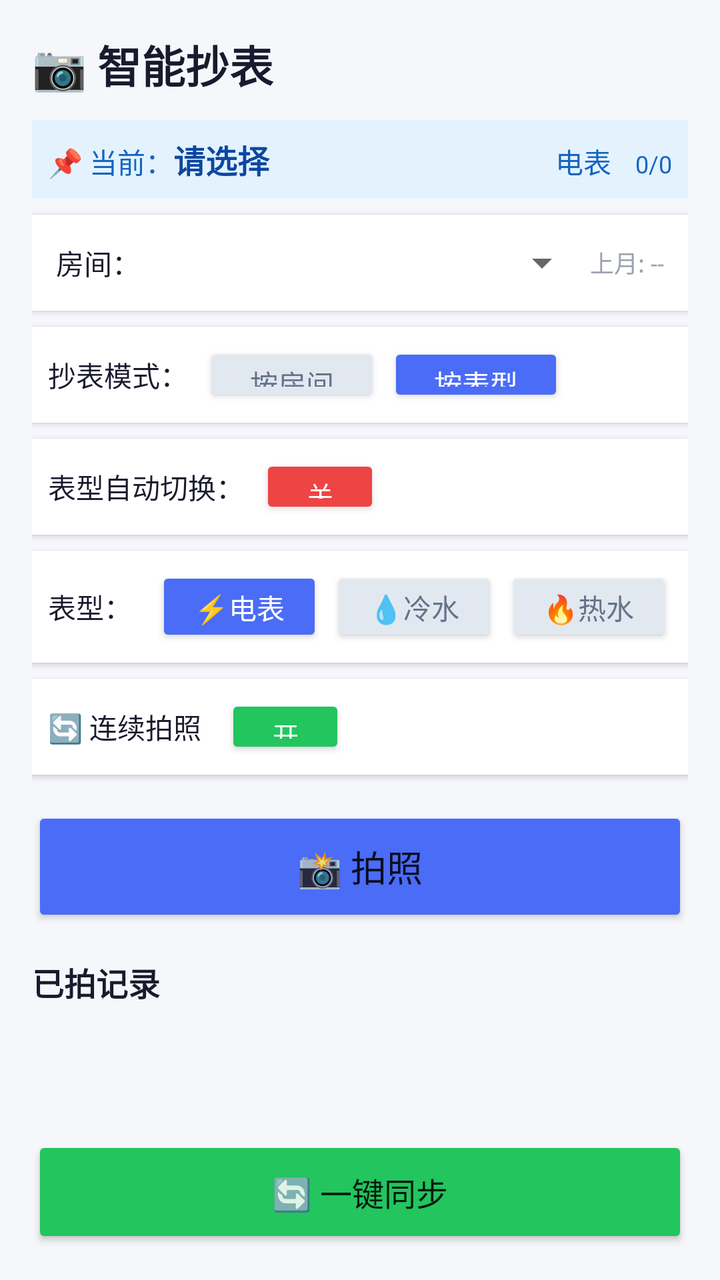
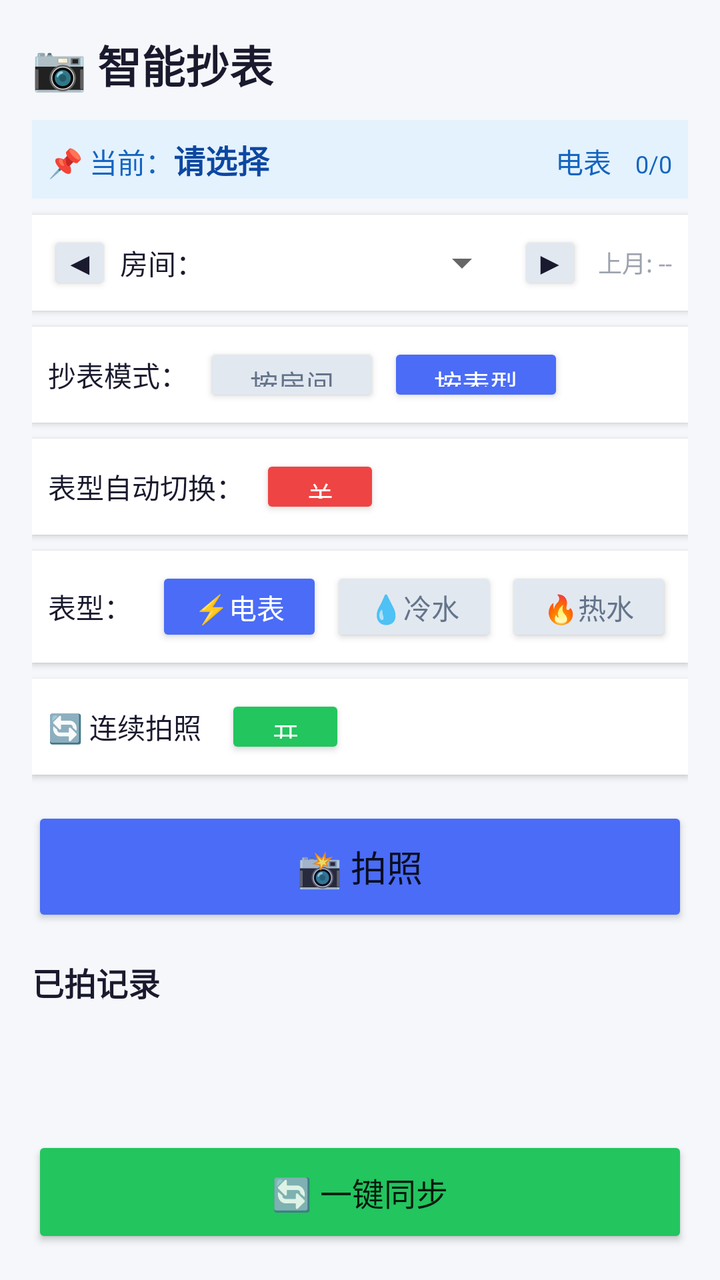

Two renders of the same Android screen: before a commit and after it. Below are the layout's source before the change and the commit's diff.
<!-- AndroidManifest.xml: application theme Theme.AppCompat.Light -->
<!-- res/layout/activity_smart_photo.xml -->
<?xml version="1.0" encoding="utf-8"?>
<LinearLayout xmlns:android="http://schemas.android.com/apk/res/android"
    xmlns:app="http://schemas.android.com/apk/res-auto"
    android:layout_width="match_parent"
    android:layout_height="match_parent"
    android:orientation="vertical"
    android:padding="16dp"
    android:background="#F5F7FA">

    
    <TextView
        android:layout_width="match_parent"
        android:layout_height="wrap_content"
        android:text="📷 智能抄表"
        android:textSize="22sp"
        android:textStyle="bold"
        android:textColor="#1A1A2E"
        android:layout_marginBottom="12dp" />

    
    <LinearLayout
        android:layout_width="match_parent"
        android:layout_height="wrap_content"
        android:orientation="horizontal"
        android:padding="8dp"
        android:background="#E3F2FD"
        android:radius="8dp"
        android:layout_marginBottom="8dp">

        <TextView
            android:layout_width="wrap_content"
            android:layout_height="wrap_content"
            android:text="📌 当前："
            android:textSize="14sp"
            android:textColor="#1565C0" />

        <TextView
            android:id="@+id/tv_current_room"
            android:layout_width="0dp"
            android:layout_height="wrap_content"
            android:layout_weight="1"
            android:text="请选择"
            android:textSize="16sp"
            android:textStyle="bold"
            android:textColor="#0D47A1" />

        <TextView
            android:id="@+id/tv_current_type"
            android:layout_width="wrap_content"
            android:layout_height="wrap_content"
            android:text="电表"
            android:textSize="14sp"
            android:textColor="#1565C0"
            android:layout_marginEnd="12dp" />

        <TextView
            android:id="@+id/tv_progress"
            android:layout_width="wrap_content"
            android:layout_height="wrap_content"
            android:text="0/0"
            android:textSize="12sp"
            android:textColor="#1565C0" />
    </LinearLayout>

    
    <LinearLayout
        android:layout_width="match_parent"
        android:layout_height="wrap_content"
        android:orientation="horizontal"
        android:gravity="center_vertical"
        android:background="#FFFFFF"
        android:padding="12dp"
        android:elevation="2dp"
        android:layout_marginBottom="8dp">

        <TextView
            android:layout_width="wrap_content"
            android:layout_height="wrap_content"
            android:text="房间："
            android:textSize="14sp"
            android:textColor="#1A1A2E" />

        <Spinner
            android:id="@+id/roomSpinner"
            android:layout_width="0dp"
            android:layout_height="wrap_content"
            android:layout_weight="1"
            android:layout_marginStart="8dp" />

        <TextView
            android:id="@+id/lastReadingText"
            android:layout_width="wrap_content"
            android:layout_height="wrap_content"
            android:text="上月: --"
            android:textSize="12sp"
            android:textColor="#9CA3AF" />
    </LinearLayout>

    
    <LinearLayout
        android:layout_width="match_parent"
        android:layout_height="wrap_content"
        android:orientation="horizontal"
        android:gravity="center_vertical"
        android:background="#FFFFFF"
        android:padding="8dp"
        android:elevation="2dp"
        android:layout_marginBottom="8dp">

        <TextView
            android:layout_width="wrap_content"
            android:layout_height="wrap_content"
            android:text="抄表模式："
            android:textSize="14sp"
            android:textColor="#1A1A2E"
            android:layout_marginEnd="8dp" />

        <Button
            android:id="@+id/btn_mode_room"
            android:layout_width="wrap_content"
            android:layout_height="32dp"
            android:text="按房间"
            android:backgroundTint="#E2E8F0"
            android:textColor="#64748B"
            android:paddingHorizontal="16dp"
            android:layout_marginEnd="4dp" />

        <Button
            android:id="@+id/btn_mode_type"
            android:layout_width="wrap_content"
            android:layout_height="32dp"
            android:text="按表型"
            android:backgroundTint="#4A6CF7"
            android:textColor="#FFFFFF"
            android:paddingHorizontal="16dp" />
    </LinearLayout>

    
    <LinearLayout
        android:layout_width="match_parent"
        android:layout_height="wrap_content"
        android:orientation="horizontal"
        android:gravity="center_vertical"
        android:background="#FFFFFF"
        android:padding="8dp"
        android:elevation="2dp"
        android:layout_marginBottom="8dp">

        <TextView
            android:layout_width="wrap_content"
            android:layout_height="wrap_content"
            android:text="表型自动切换："
            android:textSize="14sp"
            android:textColor="#1A1A2E"
            android:layout_marginEnd="8dp" />

        <Button
            android:id="@+id/btn_auto_type"
            android:layout_width="60dp"
            android:layout_height="32dp"
            android:text="关"
            android:backgroundTint="#EF4444"
            android:textColor="#FFFFFF"
            android:textSize="13sp" />
    </LinearLayout>

    
    <LinearLayout
        android:layout_width="match_parent"
        android:layout_height="wrap_content"
        android:orientation="horizontal"
        android:gravity="center"
        android:padding="8dp"
        android:background="#FFFFFF"
        android:elevation="2dp"
        android:layout_marginBottom="8dp">

        <TextView
            android:layout_width="wrap_content"
            android:layout_height="wrap_content"
            android:text="表型："
            android:textSize="14sp"
            android:textColor="#1A1A2E"
            android:layout_marginEnd="12dp" />

        <Button
            android:id="@+id/btn_electric"
            android:layout_width="0dp"
            android:layout_height="40dp"
            android:layout_weight="1"
            android:text="⚡电表"
            android:backgroundTint="#4A6CF7"
            android:textColor="#FFFFFF"
            android:layout_marginEnd="4dp" />

        <Button
            android:id="@+id/btn_cold_water"
            android:layout_width="0dp"
            android:layout_height="40dp"
            android:layout_weight="1"
            android:text="💧冷水"
            android:backgroundTint="#E2E8F0"
            android:textColor="#64748B"
            android:layout_marginEnd="4dp" />

        <Button
            android:id="@+id/btn_hot_water"
            android:layout_width="0dp"
            android:layout_height="40dp"
            android:layout_weight="1"
            android:text="🔥热水"
            android:backgroundTint="#E2E8F0"
            android:textColor="#64748B" />
    </LinearLayout>

    
    <LinearLayout
        android:layout_width="match_parent"
        android:layout_height="wrap_content"
        android:orientation="horizontal"
        android:gravity="center_vertical"
        android:background="#FFFFFF"
        android:padding="8dp"
        android:elevation="2dp"
        android:layout_marginBottom="16dp">

        <TextView
            android:layout_width="wrap_content"
            android:layout_height="wrap_content"
            android:text="🔄 连续拍照"
            android:textSize="14sp"
            android:textColor="#1A1A2E"
            android:layout_marginEnd="12dp" />

        <Button
            android:id="@+id/btn_continuous"
            android:layout_width="60dp"
            android:layout_height="32dp"
            android:text="开"
            android:backgroundTint="#22C55E"
            android:textColor="#FFFFFF"
            android:textSize="13sp" />
    </LinearLayout>

    
    <Button
        android:id="@+id/takePhotoBtn"
        android:layout_width="match_parent"
        android:layout_height="60dp"
        android:text="📸 拍照"
        android:textSize="18sp"
        android:backgroundTint="#4A6CF7"
        android:layout_marginBottom="16dp" />

    
    <TextView
        android:layout_width="match_parent"
        android:layout_height="wrap_content"
        android:text="已拍记录"
        android:textSize="16sp"
        android:textStyle="bold"
        android:textColor="#1A1A2E"
        android:layout_marginBottom="8dp" />

    
    <androidx.recyclerview.widget.RecyclerView
        android:id="@+id/pendingRecyclerView"
        android:layout_width="match_parent"
        android:layout_height="0dp"
        android:layout_weight="1" />

    
    <Button
        android:id="@+id/syncBtn"
        android:layout_width="match_parent"
        android:layout_height="56dp"
        android:text="🔄 一键同步"
        android:textSize="16sp"
        android:backgroundTint="#22C55E"
        android:layout_marginTop="12dp" />

</LinearLayout>
<!-- resources referenced by this layout -->
<resources>

</resources>

<!-- the commit's change to res/layout/activity_smart_photo.xml (unified diff, before → after) -->
@@ -69,23 +69,54 @@
         android:orientation="horizontal"
         android:gravity="center_vertical"
         android:background="#FFFFFF"
-        android:padding="12dp"
-        android:elevation="2dp"
-        android:layout_marginBottom="8dp">
-
-        <TextView
-            android:layout_width="wrap_content"
-            android:layout_height="wrap_content"
-            android:text="房间："
-            android:textSize="14sp"
-            android:textColor="#1A1A2E" />
-
-        <Spinner
-            android:id="@+id/roomSpinner"
-            android:layout_width="0dp"
-            android:layout_height="wrap_content"
-            android:layout_weight="1"
-            android:layout_marginStart="8dp" />
+        android:padding="8dp"
+        android:elevation="2dp"
+        android:layout_marginBottom="8dp">
+
+        <Button
+            android:id="@+id/btn_prev_room"
+            android:layout_width="32dp"
+            android:layout_height="32dp"
+            android:text="◀"
+            android:backgroundTint="#E2E8F0"
+            android:textColor="#1A1A2E"
+            android:textSize="16sp"
+            android:padding="0dp"
+            android:layout_marginEnd="4dp" />
+
+        <LinearLayout
+            android:layout_width="0dp"
+            android:layout_height="wrap_content"
+            android:layout_weight="1"
+            android:orientation="horizontal"
+            android:gravity="center_vertical">
+
+            <TextView
+                android:layout_width="wrap_content"
+                android:layout_height="wrap_content"
+                android:text="房间："
+                android:textSize="14sp"
+                android:textColor="#1A1A2E" />
+
+            <Spinner
+                android:id="@+id/roomSpinner"
+                android:layout_width="0dp"
+                android:layout_height="wrap_content"
+                android:layout_weight="1"
+                android:layout_marginStart="8dp" />
+
+        </LinearLayout>
+
+        <Button
+            android:id="@+id/btn_next_room"
+            android:layout_width="32dp"
+            android:layout_height="32dp"
+            android:text="▶"
+            android:backgroundTint="#E2E8F0"
+            android:textColor="#1A1A2E"
+            android:textSize="16sp"
+            android:padding="0dp"
+            android:layout_marginStart="4dp" />
 
         <TextView
             android:id="@+id/lastReadingText"
@@ -93,7 +124,8 @@
             android:layout_height="wrap_content"
             android:text="上月: --"
             android:textSize="12sp"
-            android:textColor="#9CA3AF" />
+            android:textColor="#9CA3AF"
+            android:layout_marginStart="8dp" />
     </LinearLayout>
 
     
